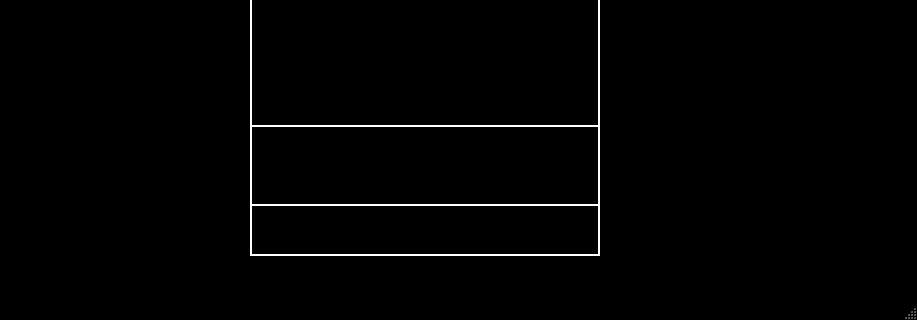
First picture: the form in mainwindow.ui, repository AlexJobin/CLL-AlexJason, before the edit; both pictures show x 0 to 917 and y 442 to 762 of the 917 by 762 pixel window.
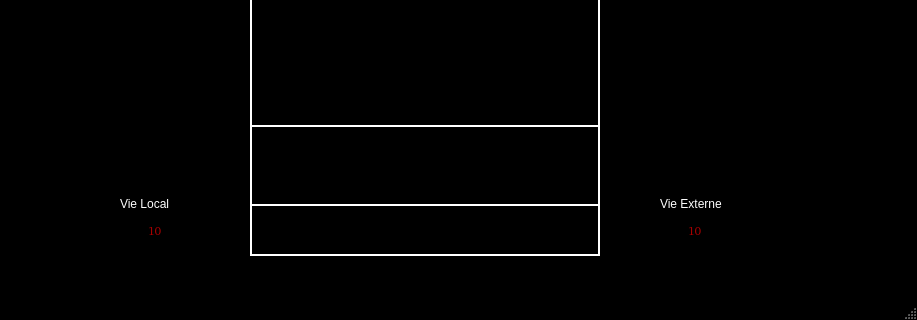
Second picture: the form after the edit.

Diff of the .ui file:
```diff
--- a/mainwindow.ui
+++ b/mainwindow.ui
@@ -1369,6 +1369,992 @@
      <string/>
     </property>
    </widget>
+   <widget class="QLineEdit" name="txtVieLocal">
+    <property name="geometry">
+     <rect>
+      <x>90</x>
+      <y>640</y>
+      <width>131</width>
+      <height>31</height>
+     </rect>
+    </property>
+    <property name="palette">
+     <palette>
+      <active>
+       <colorrole role="Text">
+        <brush brushstyle="SolidPattern">
+         <color alpha="255">
+          <red>170</red>
+          <green>0</green>
+          <blue>0</blue>
+         </color>
+        </brush>
+       </colorrole>
+      </active>
+      <inactive>
+       <colorrole role="Text">
+        <brush brushstyle="SolidPattern">
+         <color alpha="255">
+          <red>170</red>
+          <green>0</green>
+          <blue>0</blue>
+         </color>
+        </brush>
+       </colorrole>
+      </inactive>
+      <disabled>
+       <colorrole role="Text">
+        <brush brushstyle="SolidPattern">
+         <color alpha="255">
+          <red>0</red>
+          <green>0</green>
+          <blue>0</blue>
+         </color>
+        </brush>
+       </colorrole>
+      </disabled>
+     </palette>
+    </property>
+    <property name="font">
+     <font>
+      <family>Bitstream Charter</family>
+      <kerning>true</kerning>
+     </font>
+    </property>
+    <property name="autoFillBackground">
+     <bool>false</bool>
+    </property>
+    <property name="text">
+     <string>10</string>
+    </property>
+    <property name="alignment">
+     <set>Qt::AlignCenter</set>
+    </property>
+    <property name="readOnly">
+     <bool>true</bool>
+    </property>
+   </widget>
+   <widget class="QLineEdit" name="txtVieExterne">
+    <property name="geometry">
+     <rect>
+      <x>630</x>
+      <y>640</y>
+      <width>131</width>
+      <height>31</height>
+     </rect>
+    </property>
+    <property name="palette">
+     <palette>
+      <active>
+       <colorrole role="Text">
+        <brush brushstyle="SolidPattern">
+         <color alpha="255">
+          <red>170</red>
+          <green>0</green>
+          <blue>0</blue>
+         </color>
+        </brush>
+       </colorrole>
+      </active>
+      <inactive>
+       <colorrole role="Text">
+        <brush brushstyle="SolidPattern">
+         <color alpha="255">
+          <red>170</red>
+          <green>0</green>
+          <blue>0</blue>
+         </color>
+        </brush>
+       </colorrole>
+      </inactive>
+      <disabled>
+       <colorrole role="Text">
+        <brush brushstyle="SolidPattern">
+         <color alpha="255">
+          <red>0</red>
+          <green>0</green>
+          <blue>0</blue>
+         </color>
+        </brush>
+       </colorrole>
+      </disabled>
+     </palette>
+    </property>
+    <property name="font">
+     <font>
+      <family>Bitstream Charter</family>
+      <kerning>true</kerning>
+     </font>
+    </property>
+    <property name="autoFillBackground">
+     <bool>false</bool>
+    </property>
+    <property name="text">
+     <string>10</string>
+    </property>
+    <property name="alignment">
+     <set>Qt::AlignCenter</set>
+    </property>
+    <property name="readOnly">
+     <bool>true</bool>
+    </property>
+   </widget>
+   <widget class="QLabel" name="label">
+    <property name="geometry">
+     <rect>
+      <x>120</x>
+      <y>620</y>
+      <width>62</width>
+      <height>17</height>
+     </rect>
+    </property>
+    <property name="palette">
+     <palette>
+      <active>
+       <colorrole role="WindowText">
+        <brush brushstyle="SolidPattern">
+         <color alpha="255">
+          <red>255</red>
+          <green>255</green>
+          <blue>255</blue>
+         </color>
+        </brush>
+       </colorrole>
+       <colorrole role="Button">
+        <brush brushstyle="SolidPattern">
+         <color alpha="255">
+          <red>0</red>
+          <green>0</green>
+          <blue>0</blue>
+         </color>
+        </brush>
+       </colorrole>
+       <colorrole role="Light">
+        <brush brushstyle="SolidPattern">
+         <color alpha="255">
+          <red>0</red>
+          <green>0</green>
+          <blue>0</blue>
+         </color>
+        </brush>
+       </colorrole>
+       <colorrole role="Midlight">
+        <brush brushstyle="SolidPattern">
+         <color alpha="255">
+          <red>0</red>
+          <green>0</green>
+          <blue>0</blue>
+         </color>
+        </brush>
+       </colorrole>
+       <colorrole role="Dark">
+        <brush brushstyle="SolidPattern">
+         <color alpha="255">
+          <red>0</red>
+          <green>0</green>
+          <blue>0</blue>
+         </color>
+        </brush>
+       </colorrole>
+       <colorrole role="Mid">
+        <brush brushstyle="SolidPattern">
+         <color alpha="255">
+          <red>0</red>
+          <green>0</green>
+          <blue>0</blue>
+         </color>
+        </brush>
+       </colorrole>
+       <colorrole role="Text">
+        <brush brushstyle="SolidPattern">
+         <color alpha="255">
+          <red>255</red>
+          <green>255</green>
+          <blue>255</blue>
+         </color>
+        </brush>
+       </colorrole>
+       <colorrole role="BrightText">
+        <brush brushstyle="SolidPattern">
+         <color alpha="255">
+          <red>255</red>
+          <green>255</green>
+          <blue>255</blue>
+         </color>
+        </brush>
+       </colorrole>
+       <colorrole role="ButtonText">
+        <brush brushstyle="SolidPattern">
+         <color alpha="255">
+          <red>255</red>
+          <green>255</green>
+          <blue>255</blue>
+         </color>
+        </brush>
+       </colorrole>
+       <colorrole role="Base">
+        <brush brushstyle="SolidPattern">
+         <color alpha="255">
+          <red>0</red>
+          <green>0</green>
+          <blue>0</blue>
+         </color>
+        </brush>
+       </colorrole>
+       <colorrole role="Window">
+        <brush brushstyle="SolidPattern">
+         <color alpha="255">
+          <red>0</red>
+          <green>0</green>
+          <blue>0</blue>
+         </color>
+        </brush>
+       </colorrole>
+       <colorrole role="Shadow">
+        <brush brushstyle="SolidPattern">
+         <color alpha="255">
+          <red>0</red>
+          <green>0</green>
+          <blue>0</blue>
+         </color>
+        </brush>
+       </colorrole>
+       <colorrole role="AlternateBase">
+        <brush brushstyle="SolidPattern">
+         <color alpha="255">
+          <red>0</red>
+          <green>0</green>
+          <blue>0</blue>
+         </color>
+        </brush>
+       </colorrole>
+       <colorrole role="ToolTipBase">
+        <brush brushstyle="SolidPattern">
+         <color alpha="255">
+          <red>255</red>
+          <green>255</green>
+          <blue>220</blue>
+         </color>
+        </brush>
+       </colorrole>
+       <colorrole role="ToolTipText">
+        <brush brushstyle="SolidPattern">
+         <color alpha="255">
+          <red>0</red>
+          <green>0</green>
+          <blue>0</blue>
+         </color>
+        </brush>
+       </colorrole>
+      </active>
+      <inactive>
+       <colorrole role="WindowText">
+        <brush brushstyle="SolidPattern">
+         <color alpha="255">
+          <red>255</red>
+          <green>255</green>
+          <blue>255</blue>
+         </color>
+        </brush>
+       </colorrole>
+       <colorrole role="Button">
+        <brush brushstyle="SolidPattern">
+         <color alpha="255">
+          <red>0</red>
+          <green>0</green>
+          <blue>0</blue>
+         </color>
+        </brush>
+       </colorrole>
+       <colorrole role="Light">
+        <brush brushstyle="SolidPattern">
+         <color alpha="255">
+          <red>0</red>
+          <green>0</green>
+          <blue>0</blue>
+         </color>
+        </brush>
+       </colorrole>
+       <colorrole role="Midlight">
+        <brush brushstyle="SolidPattern">
+         <color alpha="255">
+          <red>0</red>
+          <green>0</green>
+          <blue>0</blue>
+         </color>
+        </brush>
+       </colorrole>
+       <colorrole role="Dark">
+        <brush brushstyle="SolidPattern">
+         <color alpha="255">
+          <red>0</red>
+          <green>0</green>
+          <blue>0</blue>
+         </color>
+        </brush>
+       </colorrole>
+       <colorrole role="Mid">
+        <brush brushstyle="SolidPattern">
+         <color alpha="255">
+          <red>0</red>
+          <green>0</green>
+          <blue>0</blue>
+         </color>
+        </brush>
+       </colorrole>
+       <colorrole role="Text">
+        <brush brushstyle="SolidPattern">
+         <color alpha="255">
+          <red>255</red>
+          <green>255</green>
+          <blue>255</blue>
+         </color>
+        </brush>
+       </colorrole>
+       <colorrole role="BrightText">
+        <brush brushstyle="SolidPattern">
+         <color alpha="255">
+          <red>255</red>
+          <green>255</green>
+          <blue>255</blue>
+         </color>
+        </brush>
+       </colorrole>
+       <colorrole role="ButtonText">
+        <brush brushstyle="SolidPattern">
+         <color alpha="255">
+          <red>255</red>
+          <green>255</green>
+          <blue>255</blue>
+         </color>
+        </brush>
+       </colorrole>
+       <colorrole role="Base">
+        <brush brushstyle="SolidPattern">
+         <color alpha="255">
+          <red>0</red>
+          <green>0</green>
+          <blue>0</blue>
+         </color>
+        </brush>
+       </colorrole>
+       <colorrole role="Window">
+        <brush brushstyle="SolidPattern">
+         <color alpha="255">
+          <red>0</red>
+          <green>0</green>
+          <blue>0</blue>
+         </color>
+        </brush>
+       </colorrole>
+       <colorrole role="Shadow">
+        <brush brushstyle="SolidPattern">
+         <color alpha="255">
+          <red>0</red>
+          <green>0</green>
+          <blue>0</blue>
+         </color>
+        </brush>
+       </colorrole>
+       <colorrole role="AlternateBase">
+        <brush brushstyle="SolidPattern">
+         <color alpha="255">
+          <red>0</red>
+          <green>0</green>
+          <blue>0</blue>
+         </color>
+        </brush>
+       </colorrole>
+       <colorrole role="ToolTipBase">
+        <brush brushstyle="SolidPattern">
+         <color alpha="255">
+          <red>255</red>
+          <green>255</green>
+          <blue>220</blue>
+         </color>
+        </brush>
+       </colorrole>
+       <colorrole role="ToolTipText">
+        <brush brushstyle="SolidPattern">
+         <color alpha="255">
+          <red>0</red>
+          <green>0</green>
+          <blue>0</blue>
+         </color>
+        </brush>
+       </colorrole>
+      </inactive>
+      <disabled>
+       <colorrole role="WindowText">
+        <brush brushstyle="SolidPattern">
+         <color alpha="255">
+          <red>0</red>
+          <green>0</green>
+          <blue>0</blue>
+         </color>
+        </brush>
+       </colorrole>
+       <colorrole role="Button">
+        <brush brushstyle="SolidPattern">
+         <color alpha="255">
+          <red>0</red>
+          <green>0</green>
+          <blue>0</blue>
+         </color>
+        </brush>
+       </colorrole>
+       <colorrole role="Light">
+        <brush brushstyle="SolidPattern">
+         <color alpha="255">
+          <red>0</red>
+          <green>0</green>
+          <blue>0</blue>
+         </color>
+        </brush>
+       </colorrole>
+       <colorrole role="Midlight">
+        <brush brushstyle="SolidPattern">
+         <color alpha="255">
+          <red>0</red>
+          <green>0</green>
+          <blue>0</blue>
+         </color>
+        </brush>
+       </colorrole>
+       <colorrole role="Dark">
+        <brush brushstyle="SolidPattern">
+         <color alpha="255">
+          <red>0</red>
+          <green>0</green>
+          <blue>0</blue>
+         </color>
+        </brush>
+       </colorrole>
+       <colorrole role="Mid">
+        <brush brushstyle="SolidPattern">
+         <color alpha="255">
+          <red>0</red>
+          <green>0</green>
+          <blue>0</blue>
+         </color>
+        </brush>
+       </colorrole>
+       <colorrole role="Text">
+        <brush brushstyle="SolidPattern">
+         <color alpha="255">
+          <red>0</red>
+          <green>0</green>
+          <blue>0</blue>
+         </color>
+        </brush>
+       </colorrole>
+       <colorrole role="BrightText">
+        <brush brushstyle="SolidPattern">
+         <color alpha="255">
+          <red>255</red>
+          <green>255</green>
+          <blue>255</blue>
+         </color>
+        </brush>
+       </colorrole>
+       <colorrole role="ButtonText">
+        <brush brushstyle="SolidPattern">
+         <color alpha="255">
+          <red>0</red>
+          <green>0</green>
+          <blue>0</blue>
+         </color>
+        </brush>
+       </colorrole>
+       <colorrole role="Base">
+        <brush brushstyle="SolidPattern">
+         <color alpha="255">
+          <red>0</red>
+          <green>0</green>
+          <blue>0</blue>
+         </color>
+        </brush>
+       </colorrole>
+       <colorrole role="Window">
+        <brush brushstyle="SolidPattern">
+         <color alpha="255">
+          <red>0</red>
+          <green>0</green>
+          <blue>0</blue>
+         </color>
+        </brush>
+       </colorrole>
+       <colorrole role="Shadow">
+        <brush brushstyle="SolidPattern">
+         <color alpha="255">
+          <red>0</red>
+          <green>0</green>
+          <blue>0</blue>
+         </color>
+        </brush>
+       </colorrole>
+       <colorrole role="AlternateBase">
+        <brush brushstyle="SolidPattern">
+         <color alpha="255">
+          <red>0</red>
+          <green>0</green>
+          <blue>0</blue>
+         </color>
+        </brush>
+       </colorrole>
+       <colorrole role="ToolTipBase">
+        <brush brushstyle="SolidPattern">
+         <color alpha="255">
+          <red>255</red>
+          <green>255</green>
+          <blue>220</blue>
+         </color>
+        </brush>
+       </colorrole>
+       <colorrole role="ToolTipText">
+        <brush brushstyle="SolidPattern">
+         <color alpha="255">
+          <red>0</red>
+          <green>0</green>
+          <blue>0</blue>
+         </color>
+        </brush>
+       </colorrole>
+      </disabled>
+     </palette>
+    </property>
+    <property name="text">
+     <string>Vie Local</string>
+    </property>
+   </widget>
+   <widget class="QLabel" name="label_2">
+    <property name="geometry">
+     <rect>
+      <x>660</x>
+      <y>620</y>
+      <width>81</width>
+      <height>17</height>
+     </rect>
+    </property>
+    <property name="palette">
+     <palette>
+      <active>
+       <colorrole role="WindowText">
+        <brush brushstyle="SolidPattern">
+         <color alpha="255">
+          <red>255</red>
+          <green>255</green>
+          <blue>255</blue>
+         </color>
+        </brush>
+       </colorrole>
+       <colorrole role="Button">
+        <brush brushstyle="SolidPattern">
+         <color alpha="255">
+          <red>0</red>
+          <green>0</green>
+          <blue>0</blue>
+         </color>
+        </brush>
+       </colorrole>
+       <colorrole role="Light">
+        <brush brushstyle="SolidPattern">
+         <color alpha="255">
+          <red>0</red>
+          <green>0</green>
+          <blue>0</blue>
+         </color>
+        </brush>
+       </colorrole>
+       <colorrole role="Midlight">
+        <brush brushstyle="SolidPattern">
+         <color alpha="255">
+          <red>0</red>
+          <green>0</green>
+          <blue>0</blue>
+         </color>
+        </brush>
+       </colorrole>
+       <colorrole role="Dark">
+        <brush brushstyle="SolidPattern">
+         <color alpha="255">
+          <red>0</red>
+          <green>0</green>
+          <blue>0</blue>
+         </color>
+        </brush>
+       </colorrole>
+       <colorrole role="Mid">
+        <brush brushstyle="SolidPattern">
+         <color alpha="255">
+          <red>0</red>
+          <green>0</green>
+          <blue>0</blue>
+         </color>
+        </brush>
+       </colorrole>
+       <colorrole role="Text">
+        <brush brushstyle="SolidPattern">
+         <color alpha="255">
+          <red>255</red>
+          <green>255</green>
+          <blue>255</blue>
+         </color>
+        </brush>
+       </colorrole>
+       <colorrole role="BrightText">
+        <brush brushstyle="SolidPattern">
+         <color alpha="255">
+          <red>255</red>
+          <green>255</green>
+          <blue>255</blue>
+         </color>
+        </brush>
+       </colorrole>
+       <colorrole role="ButtonText">
+        <brush brushstyle="SolidPattern">
+         <color alpha="255">
+          <red>255</red>
+          <green>255</green>
+          <blue>255</blue>
+         </color>
+        </brush>
+       </colorrole>
+       <colorrole role="Base">
+        <brush brushstyle="SolidPattern">
+         <color alpha="255">
+          <red>0</red>
+          <green>0</green>
+          <blue>0</blue>
+         </color>
+        </brush>
+       </colorrole>
+       <colorrole role="Window">
+        <brush brushstyle="SolidPattern">
+         <color alpha="255">
+          <red>0</red>
+          <green>0</green>
+          <blue>0</blue>
+         </color>
+        </brush>
+       </colorrole>
+       <colorrole role="Shadow">
+        <brush brushstyle="SolidPattern">
+         <color alpha="255">
+          <red>0</red>
+          <green>0</green>
+          <blue>0</blue>
+         </color>
+        </brush>
+       </colorrole>
+       <colorrole role="AlternateBase">
+        <brush brushstyle="SolidPattern">
+         <color alpha="255">
+          <red>0</red>
+          <green>0</green>
+          <blue>0</blue>
+         </color>
+        </brush>
+       </colorrole>
+       <colorrole role="ToolTipBase">
+        <brush brushstyle="SolidPattern">
+         <color alpha="255">
+          <red>255</red>
+          <green>255</green>
+          <blue>220</blue>
+         </color>
+        </brush>
+       </colorrole>
+       <colorrole role="ToolTipText">
+        <brush brushstyle="SolidPattern">
+         <color alpha="255">
+          <red>0</red>
+          <green>0</green>
+          <blue>0</blue>
+         </color>
+        </brush>
+       </colorrole>
+      </active>
+      <inactive>
+       <colorrole role="WindowText">
+        <brush brushstyle="SolidPattern">
+         <color alpha="255">
+          <red>255</red>
+          <green>255</green>
+          <blue>255</blue>
+         </color>
+        </brush>
+       </colorrole>
+       <colorrole role="Button">
+        <brush brushstyle="SolidPattern">
+         <color alpha="255">
+          <red>0</red>
+          <green>0</green>
+          <blue>0</blue>
+         </color>
+        </brush>
+       </colorrole>
+       <colorrole role="Light">
+        <brush brushstyle="SolidPattern">
+         <color alpha="255">
+          <red>0</red>
+          <green>0</green>
+          <blue>0</blue>
+         </color>
+        </brush>
+       </colorrole>
+       <colorrole role="Midlight">
+        <brush brushstyle="SolidPattern">
+         <color alpha="255">
+          <red>0</red>
+          <green>0</green>
+          <blue>0</blue>
+         </color>
+        </brush>
+       </colorrole>
+       <colorrole role="Dark">
+        <brush brushstyle="SolidPattern">
+         <color alpha="255">
+          <red>0</red>
+          <green>0</green>
+          <blue>0</blue>
+         </color>
+        </brush>
+       </colorrole>
+       <colorrole role="Mid">
+        <brush brushstyle="SolidPattern">
+         <color alpha="255">
+          <red>0</red>
+          <green>0</green>
+          <blue>0</blue>
+         </color>
+        </brush>
+       </colorrole>
+       <colorrole role="Text">
+        <brush brushstyle="SolidPattern">
+         <color alpha="255">
+          <red>255</red>
+          <green>255</green>
+          <blue>255</blue>
+         </color>
+        </brush>
+       </colorrole>
+       <colorrole role="BrightText">
+        <brush brushstyle="SolidPattern">
+         <color alpha="255">
+          <red>255</red>
+          <green>255</green>
+          <blue>255</blue>
+         </color>
+        </brush>
+       </colorrole>
+       <colorrole role="ButtonText">
+        <brush brushstyle="SolidPattern">
+         <color alpha="255">
+          <red>255</red>
+          <green>255</green>
+          <blue>255</blue>
+         </color>
+        </brush>
+       </colorrole>
+       <colorrole role="Base">
+        <brush brushstyle="SolidPattern">
+         <color alpha="255">
+          <red>0</red>
+          <green>0</green>
+          <blue>0</blue>
+         </color>
+        </brush>
+       </colorrole>
+       <colorrole role="Window">
+        <brush brushstyle="SolidPattern">
+         <color alpha="255">
+          <red>0</red>
+          <green>0</green>
+          <blue>0</blue>
+         </color>
+        </brush>
+       </colorrole>
+       <colorrole role="Shadow">
+        <brush brushstyle="SolidPattern">
+         <color alpha="255">
+          <red>0</red>
+          <green>0</green>
+          <blue>0</blue>
+         </color>
+        </brush>
+       </colorrole>
+       <colorrole role="AlternateBase">
+        <brush brushstyle="SolidPattern">
+         <color alpha="255">
+          <red>0</red>
+          <green>0</green>
+          <blue>0</blue>
+         </color>
+        </brush>
+       </colorrole>
+       <colorrole role="ToolTipBase">
+        <brush brushstyle="SolidPattern">
+         <color alpha="255">
+          <red>255</red>
+          <green>255</green>
+          <blue>220</blue>
+         </color>
+        </brush>
+       </colorrole>
+       <colorrole role="ToolTipText">
+        <brush brushstyle="SolidPattern">
+         <color alpha="255">
+          <red>0</red>
+          <green>0</green>
+          <blue>0</blue>
+         </color>
+        </brush>
+       </colorrole>
+      </inactive>
+      <disabled>
+       <colorrole role="WindowText">
+        <brush brushstyle="SolidPattern">
+         <color alpha="255">
+          <red>0</red>
+          <green>0</green>
+          <blue>0</blue>
+         </color>
+        </brush>
+       </colorrole>
+       <colorrole role="Button">
+        <brush brushstyle="SolidPattern">
+         <color alpha="255">
+          <red>0</red>
+          <green>0</green>
+          <blue>0</blue>
+         </color>
+        </brush>
+       </colorrole>
+       <colorrole role="Light">
+        <brush brushstyle="SolidPattern">
+         <color alpha="255">
+          <red>0</red>
+          <green>0</green>
+          <blue>0</blue>
+         </color>
+        </brush>
+       </colorrole>
+       <colorrole role="Midlight">
+        <brush brushstyle="SolidPattern">
+         <color alpha="255">
+          <red>0</red>
+          <green>0</green>
+          <blue>0</blue>
+         </color>
+        </brush>
+       </colorrole>
+       <colorrole role="Dark">
+        <brush brushstyle="SolidPattern">
+         <color alpha="255">
+          <red>0</red>
+          <green>0</green>
+          <blue>0</blue>
+         </color>
+        </brush>
+       </colorrole>
+       <colorrole role="Mid">
+        <brush brushstyle="SolidPattern">
+         <color alpha="255">
+          <red>0</red>
+          <green>0</green>
+          <blue>0</blue>
+         </color>
+        </brush>
+       </colorrole>
+       <colorrole role="Text">
+        <brush brushstyle="SolidPattern">
+         <color alpha="255">
+          <red>0</red>
+          <green>0</green>
+          <blue>0</blue>
+         </color>
+        </brush>
+       </colorrole>
+       <colorrole role="BrightText">
+        <brush brushstyle="SolidPattern">
+         <color alpha="255">
+          <red>255</red>
+          <green>255</green>
+          <blue>255</blue>
+         </color>
+        </brush>
+       </colorrole>
+       <colorrole role="ButtonText">
+        <brush brushstyle="SolidPattern">
+         <color alpha="255">
+          <red>0</red>
+          <green>0</green>
+          <blue>0</blue>
+         </color>
+        </brush>
+       </colorrole>
+       <colorrole role="Base">
+        <brush brushstyle="SolidPattern">
+         <color alpha="255">
+          <red>0</red>
+          <green>0</green>
+          <blue>0</blue>
+         </color>
+        </brush>
+       </colorrole>
+       <colorrole role="Window">
+        <brush brushstyle="SolidPattern">
+         <color alpha="255">
+          <red>0</red>
+          <green>0</green>
+          <blue>0</blue>
+         </color>
+        </brush>
+       </colorrole>
+       <colorrole role="Shadow">
+        <brush brushstyle="SolidPattern">
+         <color alpha="255">
+          <red>0</red>
+          <green>0</green>
+          <blue>0</blue>
+         </color>
+        </brush>
+       </colorrole>
+       <colorrole role="AlternateBase">
+        <brush brushstyle="SolidPattern">
+         <color alpha="255">
+          <red>0</red>
+          <green>0</green>
+          <blue>0</blue>
+         </color>
+        </brush>
+       </colorrole>
+       <colorrole role="ToolTipBase">
+        <brush brushstyle="SolidPattern">
+         <color alpha="255">
+          <red>255</red>
+          <green>255</green>
+          <blue>220</blue>
+         </color>
+        </brush>
+       </colorrole>
+       <colorrole role="ToolTipText">
+        <brush brushstyle="SolidPattern">
+         <color alpha="255">
+          <red>0</red>
+          <green>0</green>
+          <blue>0</blue>
+         </color>
+        </brush>
+       </colorrole>
+      </disabled>
+     </palette>
+    </property>
+    <property name="text">
+     <string>Vie Externe</string>
+    </property>
+   </widget>
   </widget>
   <widget class="QMenuBar" name="menuBar">
    <property name="geometry">
```
